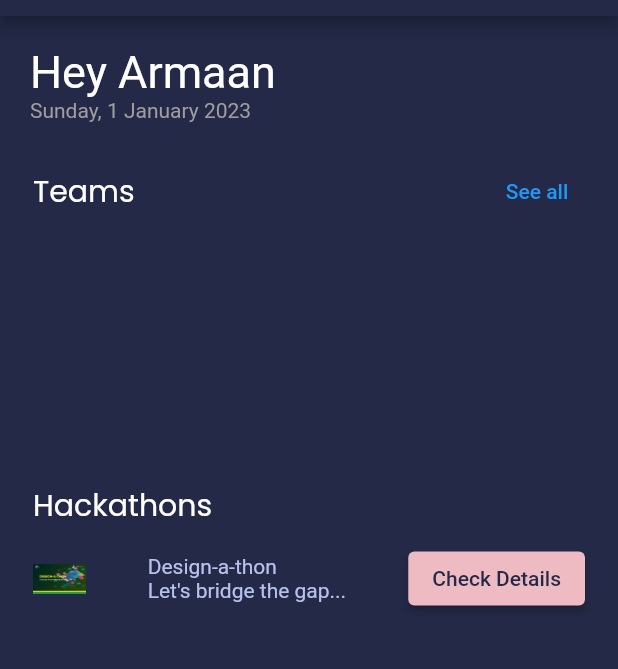
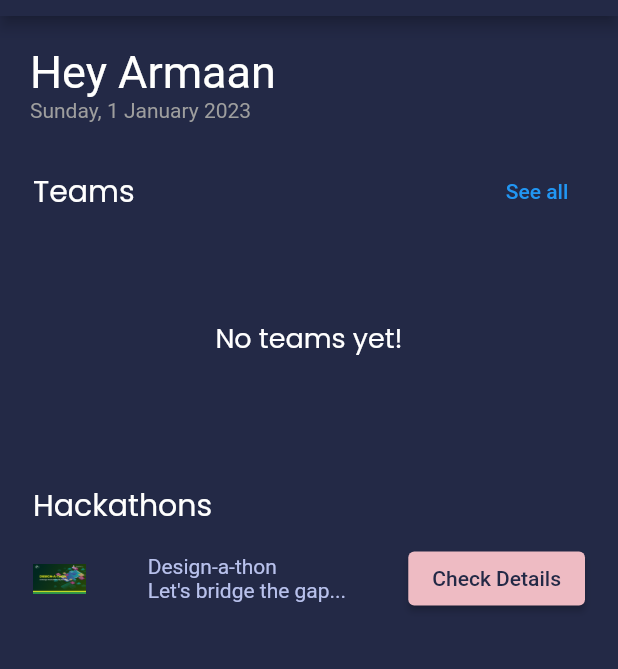
Before and after one commit to Suven-p/collabworks, a Flutter app: the MyMessagingScreen screen opened directly, in the side drawer, after a tap on "Home", on a phone screen of 412 x 824 dp, the part 68-737 px from its top. Run offline on Flutter 3.47's test engine with Material 2 defaults, Android fonts, the phone set to English and light mode, and no system bars; our stand-ins replace cloud_firestore, firebase_auth, firebase_core, firebase_storage, fluttertoast, google_fonts and 1 more; missing offline and left inert: editable, mailto; accounts and stored records are empty.

Commit message:
23rd commit

```diff
--- a/lib/main.dart
+++ b/lib/main.dart
@@ -1,6 +1,7 @@
 import 'package:collabworks/screens/hackathon_information.dart';
 import 'package:collabworks/screens/landing_screen.dart';
 import 'package:collabworks/screens/messages_screen.dart';
+import 'package:collabworks/screens/project_submission_screen.dart';
 import 'package:collabworks/screens/teamCreation.dart';
 import 'package:firebase_core/firebase_core.dart';
 import 'package:flutter/material.dart';
--- a/lib/screens/messages_screen.dart
+++ b/lib/screens/messages_screen.dart
@@ -58,7 +58,7 @@ class _MyMessagingScreenState extends State<MyMessagingScreen> {
                   );
                 }
 
-                final messages = snapshot.data!.docs.reversed;
+                final messages = snapshot.data!.docs;
                 List<Widget> messageWidgets = [];
                 for (var message in messages) {
                   final messageText = message['text'];
@@ -97,7 +97,7 @@ class _MyMessagingScreenState extends State<MyMessagingScreen> {
                     Expanded(
                       child: TextField(
                         style: TextStyle(
-                          color: Colors.white,
+                          color: Colors.black,
                         ),
                         controller: _textController,
                         decoration: InputDecoration(
--- a/lib/ui/hacker_teams.dart
+++ b/lib/ui/hacker_teams.dart
@@ -67,7 +67,8 @@ class _HackerTeamsShortState extends State<HackerTeamsShort> {
                     style: const TextStyle(color: Colors.blue)))
           ],
         ),
-        Opacity(
+        hasTeam == true
+            ? Opacity(
                 opacity: hasTeam == true ? 1 : 0,
                 child: Container(
                     alignment: Alignment.center,
@@ -106,6 +107,18 @@ class _HackerTeamsShortState extends State<HackerTeamsShort> {
                       },
                     )),
               )
+            : Container(
+                alignment: Alignment.center,
+                padding: const EdgeInsets.all(3),
+                height: 148,
+                child: Text(
+                  'No teams yet!',
+                  style: GoogleFonts.poppins(
+                    color: Colors.white,
+                    fontSize: 18,
+                  ),
+                ),
+              ),
       ]),
     );
   }
```
Also changed, not shown: lib/screens/project_submission_screen.dart (added, +145 -0 lines), lib/ui/message_widget.dart (+4 -3 lines). Lines whose indentation alone changed are shown as unchanged.
